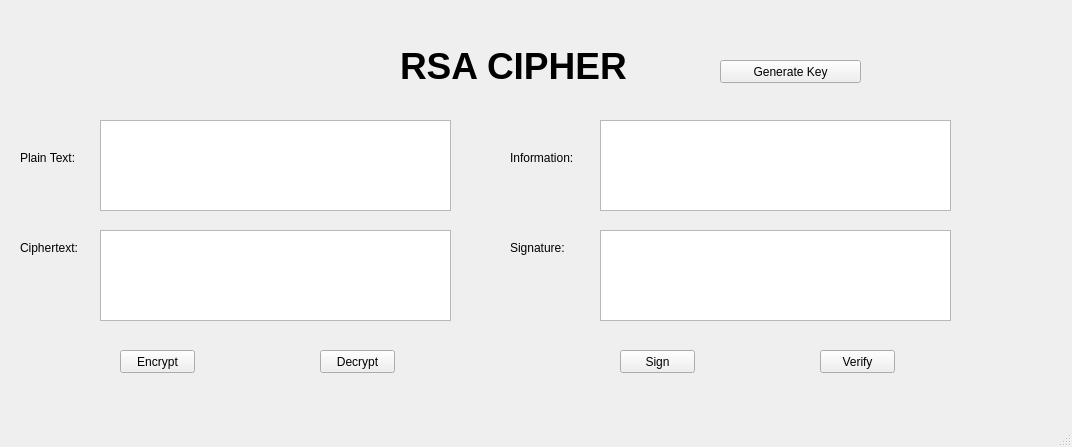
Before: the Qt Designer form lab-03/ui/rsa.ui in zanee1205/bmttnc-hutech-2280601581, drawn with Qt 5.
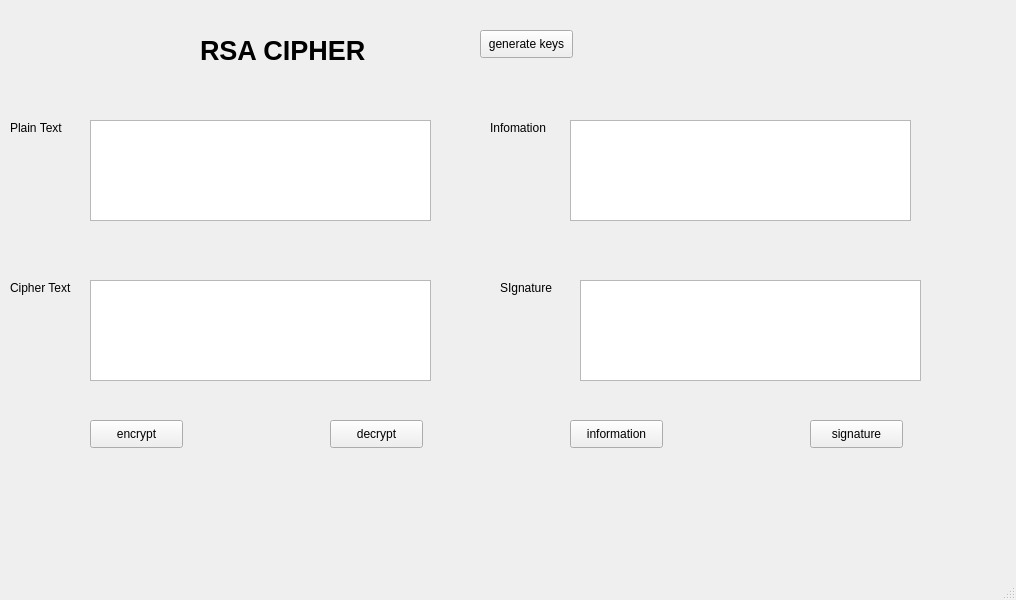
After: the same form once the commit is applied.

The edit to the form file:
```diff
--- a/lab-03/ui/rsa.ui
+++ b/lab-03/ui/rsa.ui
@@ -6,88 +6,26 @@
    <rect>
     <x>0</x>
     <y>0</y>
-    <width>1072</width>
-    <height>447</height>
+    <width>1016</width>
+    <height>600</height>
    </rect>
   </property>
   <property name="windowTitle">
    <string>MainWindow</string>
   </property>
   <widget class="QWidget" name="centralwidget">
-   <widget class="QPushButton" name="btn_decrypt">
-    <property name="geometry">
-     <rect>
-      <x>320</x>
-      <y>350</y>
-      <width>75</width>
-      <height>23</height>
-     </rect>
-    </property>
-    <property name="text">
-     <string>Decrypt</string>
-    </property>
-   </widget>
-   <widget class="QPushButton" name="btn_encrypt">
-    <property name="geometry">
-     <rect>
-      <x>120</x>
-      <y>350</y>
-      <width>75</width>
-      <height>23</height>
-     </rect>
-    </property>
-    <property name="text">
-     <string>Encrypt</string>
-    </property>
-   </widget>
-   <widget class="QLabel" name="label_4">
-    <property name="geometry">
-     <rect>
-      <x>20</x>
-      <y>240</y>
-      <width>61</width>
-      <height>16</height>
-     </rect>
-    </property>
-    <property name="text">
-     <string>Ciphertext:</string>
-    </property>
-   </widget>
-   <widget class="QLabel" name="label_2">
-    <property name="geometry">
-     <rect>
-      <x>20</x>
-      <y>150</y>
-      <width>61</width>
-      <height>16</height>
-     </rect>
-    </property>
-    <property name="text">
-     <string>Plain Text:</string>
-    </property>
-   </widget>
-   <widget class="QPlainTextEdit" name="plaintext_txt">
-    <property name="geometry">
-     <rect>
-      <x>100</x>
-      <y>120</y>
-      <width>351</width>
-      <height>91</height>
-     </rect>
-    </property>
-   </widget>
    <widget class="QLabel" name="label">
     <property name="geometry">
      <rect>
-      <x>400</x>
-      <y>40</y>
-      <width>311</width>
-      <height>51</height>
+      <x>200</x>
+      <y>30</y>
+      <width>271</width>
+      <height>41</height>
      </rect>
     </property>
     <property name="font">
      <font>
-      <pointsize>28</pointsize>
+      <pointsize>20</pointsize>
       <weight>75</weight>
       <bold>true</bold>
      </font>
@@ -96,99 +34,161 @@
      <string>RSA CIPHER</string>
     </property>
    </widget>
-   <widget class="QPlainTextEdit" name="cipher_txt">
+   <widget class="QLabel" name="label_2">
     <property name="geometry">
      <rect>
-      <x>100</x>
-      <y>230</y>
-      <width>351</width>
-      <height>91</height>
+      <x>10</x>
+      <y>120</y>
+      <width>71</width>
+      <height>16</height>
      </rect>
     </property>
+    <property name="text">
+     <string>Plain Text</string>
+    </property>
    </widget>
    <widget class="QPlainTextEdit" name="information_txt">
     <property name="geometry">
      <rect>
-      <x>600</x>
+      <x>90</x>
       <y>120</y>
-      <width>351</width>
-      <height>91</height>
+      <width>341</width>
+      <height>101</height>
+     </rect>
+    </property>
+   </widget>
+   <widget class="QPlainTextEdit" name="txtcptext">
+    <property name="geometry">
+     <rect>
+      <x>90</x>
+      <y>280</y>
+      <width>341</width>
+      <height>101</height>
      </rect>
     </property>
    </widget>
    <widget class="QLabel" name="label_3">
     <property name="geometry">
      <rect>
-      <x>510</x>
-      <y>150</y>
+      <x>10</x>
+      <y>280</y>
       <width>71</width>
       <height>16</height>
      </rect>
     </property>
     <property name="text">
-     <string>Information:</string>
+     <string>Cipher Text</string>
     </property>
    </widget>
    <widget class="QPlainTextEdit" name="signature_txt">
     <property name="geometry">
      <rect>
-      <x>600</x>
-      <y>230</y>
-      <width>351</width>
-      <height>91</height>
+      <x>570</x>
+      <y>120</y>
+      <width>341</width>
+      <height>101</height>
+     </rect>
+    </property>
+   </widget>
+   <widget class="QLabel" name="label_4">
+    <property name="geometry">
+     <rect>
+      <x>490</x>
+      <y>120</y>
+      <width>71</width>
+      <height>16</height>
+     </rect>
+    </property>
+    <property name="text">
+     <string>Infomation</string>
+    </property>
+   </widget>
+   <widget class="QPlainTextEdit" name="txtsign">
+    <property name="geometry">
+     <rect>
+      <x>580</x>
+      <y>280</y>
+      <width>341</width>
+      <height>101</height>
      </rect>
     </property>
    </widget>
    <widget class="QLabel" name="label_5">
     <property name="geometry">
      <rect>
-      <x>510</x>
-      <y>240</y>
-      <width>61</width>
+      <x>500</x>
+      <y>280</y>
+      <width>71</width>
       <height>16</height>
      </rect>
     </property>
     <property name="text">
-     <string>Signature:</string>
+     <string>SIgnature</string>
     </property>
    </widget>
    <widget class="QPushButton" name="btn_sign">
     <property name="geometry">
      <rect>
-      <x>620</x>
-      <y>350</y>
-      <width>75</width>
-      <height>23</height>
+      <x>90</x>
+      <y>420</y>
+      <width>93</width>
+      <height>28</height>
      </rect>
     </property>
     <property name="text">
-     <string>Sign</string>
+     <string>encrypt</string>
     </property>
    </widget>
    <widget class="QPushButton" name="btn_verify">
     <property name="geometry">
      <rect>
-      <x>820</x>
-      <y>350</y>
-      <width>75</width>
-      <height>23</height>
+      <x>330</x>
+      <y>420</y>
+      <width>93</width>
+      <height>28</height>
      </rect>
     </property>
     <property name="text">
-     <string>Verify</string>
+     <string>decrypt</string>
     </property>
    </widget>
    <widget class="QPushButton" name="btn_gen_key">
     <property name="geometry">
      <rect>
-      <x>720</x>
-      <y>60</y>
-      <width>141</width>
-      <height>23</height>
+      <x>570</x>
+      <y>420</y>
+      <width>93</width>
+      <height>28</height>
      </rect>
     </property>
     <property name="text">
-     <string>Generate Key</string>
+     <string>information</string>
+    </property>
+   </widget>
+   <widget class="QPushButton" name="btnsign">
+    <property name="geometry">
+     <rect>
+      <x>810</x>
+      <y>420</y>
+      <width>93</width>
+      <height>28</height>
+     </rect>
+    </property>
+    <property name="text">
+     <string>signature</string>
+    </property>
+   </widget>
+   <widget class="QPushButton" name="btngenerate">
+    <property name="geometry">
+     <rect>
+      <x>480</x>
+      <y>30</y>
+      <width>93</width>
+      <height>28</height>
+     </rect>
+    </property>
+    <property name="text">
+     <string>generate keys</string>
     </property>
    </widget>
   </widget>
```
Left out of the diff: 12 changed lines with no effect on the pictures.
